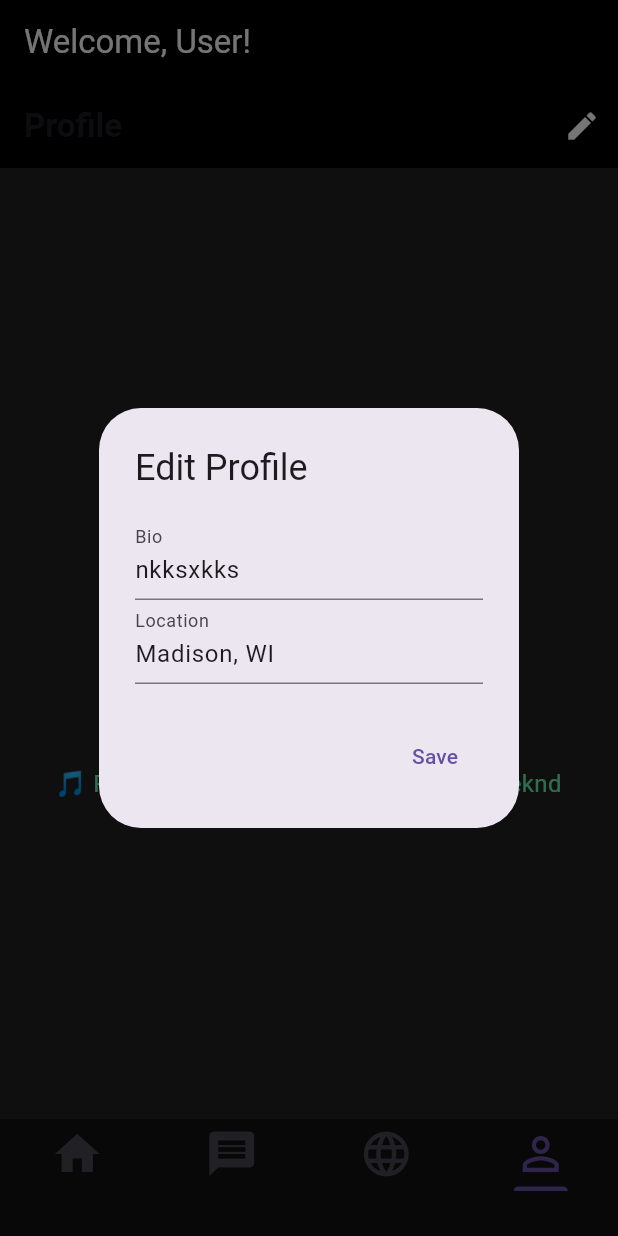
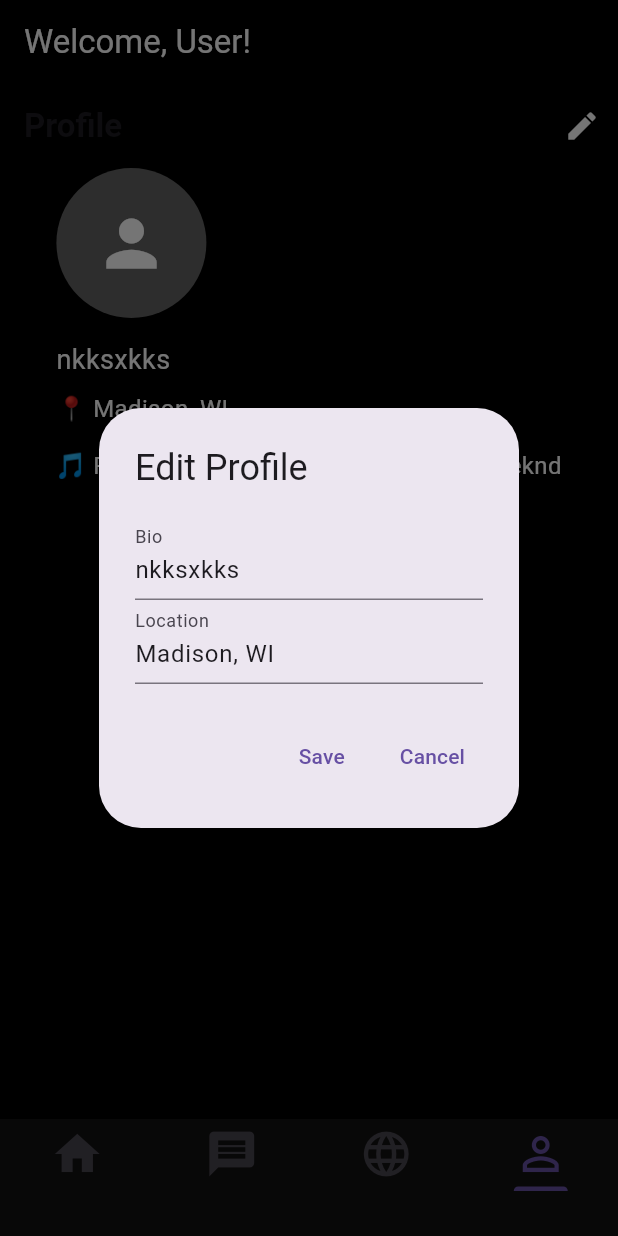
Before and after one commit to MysteryCoder456/maddata-2025, a Flutter app: the HomePage screen opened by its route, item 4 of the bottom bar chosen, after a tap on the "edit" icon, on a phone screen of 412 x 824 dp. Run offline on Flutter 3.47's test engine with Material 3 defaults, Android fonts, the phone set to English and light mode, and no system bars; our stand-ins replace flutter_dotenv, go_router, supabase_flutter; accounts and stored records are empty.

Commit message:
Stats page + edits to profile

```diff
--- a/lib/home.dart
+++ b/lib/home.dart
@@ -1,5 +1,6 @@
 import 'package:flutter/material.dart';
 import 'package:maddata2025/profile.dart';
+import 'package:maddata2025/stats.dart';
 
 import 'browser.dart';
 
@@ -44,7 +45,7 @@ class HomePage extends StatelessWidget {
           ),
         ),
         body: const TabBarView(
-          children: [BrowserView(), Text("TODO"), Text("TODO"), ProfilePage()],
+          children: [BrowserView(), Text("TODO"), StatsPage(), ProfilePage()],
         ),
       ),
     );
--- a/lib/main.dart
+++ b/lib/main.dart
@@ -4,7 +4,7 @@ import 'package:flutter/material.dart';
 import 'package:supabase_flutter/supabase_flutter.dart';
 import 'package:go_router/go_router.dart';
 import 'package:flutter_dotenv/flutter_dotenv.dart';
-
+import 'stats.dart';
 import 'home.dart';
 import 'utils/spotify.dart';
 
--- a/lib/profile.dart
+++ b/lib/profile.dart
@@ -8,35 +8,51 @@ class ProfilePage extends StatefulWidget {
 }
 
 class _ProfilePageState extends State<ProfilePage> {
-  String bio = "nkksxkks";
+  String name= "nkksxkks";
   String location = "Madison, WI";
   String recentSong = "Blinding Lights - The Weeknd";
 
   void _editProfile() {
+    // Create controllers for the bio and location TextFields
+    TextEditingController nameController = TextEditingController(text: name);
+    TextEditingController locationController = TextEditingController(text: location);
+
+    // Show the dialog to edit bio and location
     showDialog(
       context: context,
       builder: (context) {
-        TextEditingController bioController = TextEditingController(text: bio);
-        TextEditingController locationController = TextEditingController(text: location);
         return AlertDialog(
           title: Text("Edit Profile"),
           content: Column(
             mainAxisSize: MainAxisSize.min,
             children: [
-              TextField(controller: bioController, decoration: InputDecoration(labelText: "Bio")),
-              TextField(controller: locationController, decoration: InputDecoration(labelText: "Location")),
+              TextField(
+                controller: nameController,
+                decoration: InputDecoration(labelText: "Bio"),
+              ),
+              TextField(
+                controller: locationController,
+                decoration: InputDecoration(labelText: "Location"),
+              ),
             ],
           ),
           actions: [
             TextButton(
               onPressed: () {
                 setState(() {
-                  bio = bioController.text;
+                  // Save the changes to bio and location
+                  name = nameController.text;
                   location = locationController.text;
                 });
-                Navigator.pop(context);
+                Navigator.pop(context); // Close the dialog after saving
               },
               child: Text("Save"),
+            ),
+            TextButton(
+              onPressed: () {
+                Navigator.pop(context); // Close the dialog without saving
+              },
+              child: Text("Cancel"),
             ),
           ],
         );
@@ -47,7 +63,7 @@ class _ProfilePageState extends State<ProfilePage> {
   @override
   Widget build(BuildContext context) {
     return Scaffold(
-      backgroundColor: Colors.grey[900],
+      backgroundColor: Colors.black,
       appBar: AppBar(
         backgroundColor: Colors.black,
         title: Text("Profile", style: TextStyle(fontSize: 22, fontWeight: FontWeight.bold)),
@@ -60,7 +76,7 @@ class _ProfilePageState extends State<ProfilePage> {
       ),
       body: Center(
         child: Column(
-          mainAxisAlignment: MainAxisAlignment.center,
+          crossAxisAlignment: CrossAxisAlignment.start,
           children: [
             Container(
               width: 100,
@@ -72,11 +88,11 @@ class _ProfilePageState extends State<ProfilePage> {
               child: Icon(Icons.person, size: 50, color: Colors.white),
             ),
             SizedBox(height: 15),
-            Text(bio, style: TextStyle(color: Colors.white, fontSize: 18)),
+            Text(name, style: TextStyle(color: Colors.white, fontSize: 18)),
             SizedBox(height: 8),
-            Text("📍 $location", style: TextStyle(color: Colors.grey, fontSize: 16)),
+            Text("📍 $location", style: TextStyle(color: Colors.white, fontSize: 16)),
             SizedBox(height: 15),
-            Text("🎵 Recent Song: $recentSong", style: TextStyle(color: Colors.greenAccent, fontSize: 16)),
+            Text("🎵 Recent Song: $recentSong", style: TextStyle(color: Colors.white, fontSize: 16)),
           ],
         ),
       ),
```
Also changed, not shown: lib/stats.dart (added, +35 -0 lines).
